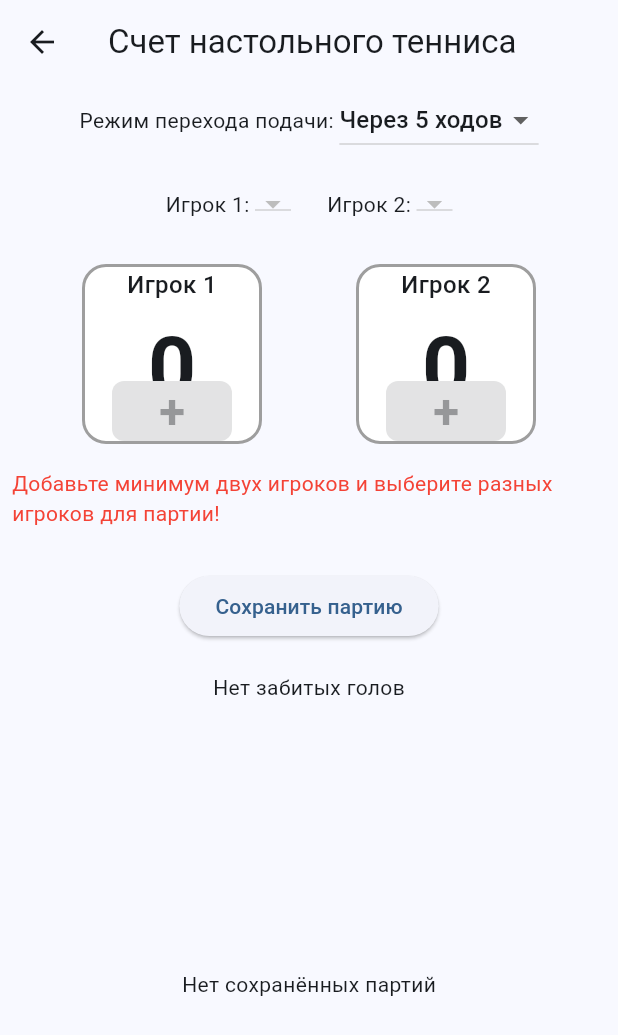
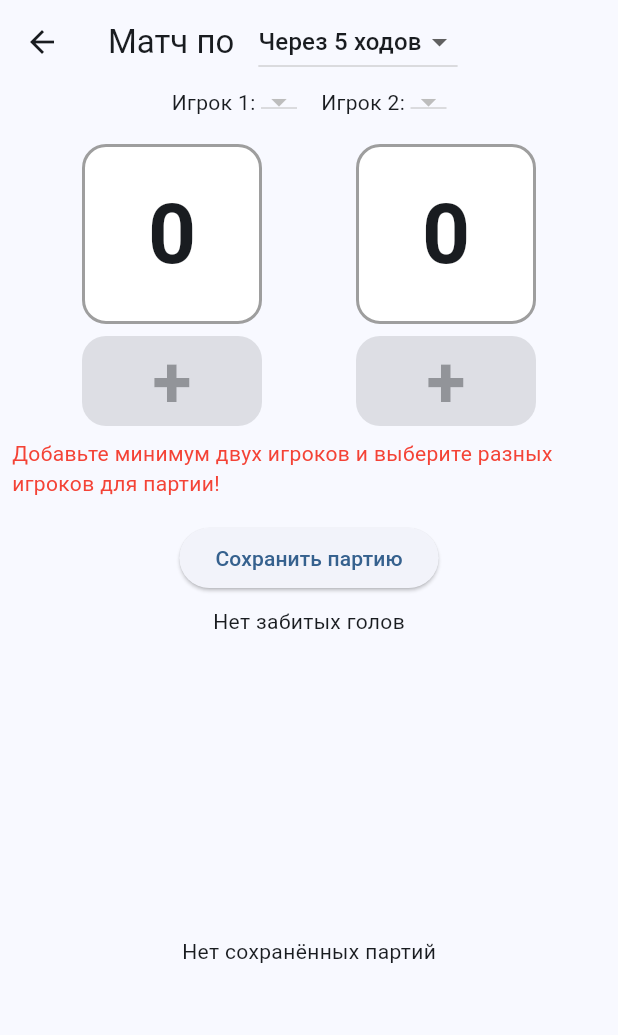
Before and after one commit to temenb/minipong, a Flutter app: the ScoreScreen screen opened directly, on a phone screen of 412 x 824 dp. Shown: the top 1035 px of the screen. Run offline on Flutter 3.47's test engine with Material 3 defaults, Android fonts, the phone set to English and light mode, and no system bars; our stand-ins replace shared_preferences; accounts and stored records are empty.

Commit message:
almost done

```diff
--- a/lib/main.dart
+++ b/lib/main.dart
@@ -1,6 +1,7 @@
 import 'package:flutter/material.dart';
 import 'package:shared_preferences/shared_preferences.dart';
 import 'dart:convert';
+import 'package:flutter/services.dart'; // добавлено для RawKeyboardListener и LogicalKeyboardKey
 
 void main() {
   runApp(const TableTennisScoreApp());
@@ -89,6 +90,7 @@ class _ScoreScreenState extends State<ScoreScreen> {
 
   final ScrollController goalsController = ScrollController();
   final ScrollController gamesController = ScrollController();
+  final FocusNode _focusNode = FocusNode();
 
   int servingPlayer = 1;
   int serveCount = 0;
@@ -179,7 +181,7 @@ class _ScoreScreenState extends State<ScoreScreen> {
       final tmp = selectedPlayer1;
       selectedPlayer1 = selectedPlayer2;
       selectedPlayer2 = tmp;
-      // Меняем номера подающего
+      // Мен��ем номера подающего
       servingPlayer = 1;
       serveCount = 0;
       // Меняем счет местами
@@ -224,6 +226,7 @@ class _ScoreScreenState extends State<ScoreScreen> {
   void dispose() {
     goalsController.dispose();
     gamesController.dispose();
+    _focusNode.dispose();
     super.dispose();
   }
 
@@ -237,19 +240,15 @@ class _ScoreScreenState extends State<ScoreScreen> {
     final rightScore = player2Score;
     return Scaffold(
       appBar: AppBar(
-        title: const Text('Счет настольного тенниса'),
         leading: IconButton(
           icon: const Icon(Icons.arrow_back),
           onPressed: () => Navigator.of(context).pop(),
         ),
-      ),
-      body: Column(
-        mainAxisAlignment: MainAxisAlignment.center,
+        title: Row(
+          mainAxisAlignment: MainAxisAlignment.start,
           children: [
-          Row(
-            mainAxisAlignment: MainAxisAlignment.center,
-            children: [
-              const Text('Режим перехода подачи: '),
+            const Text('Матч по'),
+            const SizedBox(width: 16),
             DropdownButton<int>(
               value: serveSwitchMode,
               items: const [
@@ -260,7 +259,22 @@ class _ScoreScreenState extends State<ScoreScreen> {
             ),
           ],
         ),
-          const SizedBox(height: 20),
+      ),
+      body: RawKeyboardListener(
+        focusNode: _focusNode,
+        autofocus: true,
+        onKey: (event) {
+          if (event is RawKeyDownEvent) {
+            if (event.isControlPressed || event.logicalKey == LogicalKeyboardKey.space) {
+              if (canPlay) addGoalToPlayer(1);
+            } else if (event.logicalKey == LogicalKeyboardKey.enter) {
+              if (canPlay) addGoalToPlayer(2);
+            }
+          }
+        },
+        child: Column(
+          mainAxisAlignment: MainAxisAlignment.center,
+          children: [
             Row(
               mainAxisAlignment: MainAxisAlignment.center,
               children: [
@@ -273,7 +287,7 @@ class _ScoreScreenState extends State<ScoreScreen> {
                     setState(() => selectedPlayer1 = v);
                   },
                 ),
-              const SizedBox(width: 24),
+                const SizedBox(width: 16),
                 const Text('Игрок 2: '),
                 DropdownButton<String>(
                   value: selectedPlayer2,
@@ -285,7 +299,7 @@ class _ScoreScreenState extends State<ScoreScreen> {
                 ),
               ],
             ),
-          const SizedBox(height: 20),
+            const SizedBox(height: 8), // уменьшено
             Row(
               mainAxisAlignment: MainAxisAlignment.spaceEvenly,
               children: [
@@ -298,12 +312,12 @@ class _ScoreScreenState extends State<ScoreScreen> {
                 padding: EdgeInsets.all(8.0),
                 child: Text('Добавьте минимум двух игроков и выберите разных игроков для партии!', style: TextStyle(color: Colors.red)),
               ),
-          const SizedBox(height: 20),
+            const SizedBox(height: 8), // уменьшено
             ElevatedButton(
               onPressed: saveCurrentGame,
               child: const Text('Сохранить партию'),
             ),
-          const SizedBox(height: 20),
+            const SizedBox(height: 8), // уменьшено
             Expanded(
               child: scoreLog.isEmpty
                   ? const Text('Нет забитых голов')
@@ -345,11 +359,14 @@ class _ScoreScreenState extends State<ScoreScreen> {
             ),
           ],
         ),
+      ),
     );
   }
 
   Widget scoreBox(String name, int score, {VoidCallback? onAddGoal}) {
-    return Container(
+    return Column(
+      children: [
+        Container(
           width: 120,
           height: 120,
           margin: const EdgeInsets.all(8),
@@ -358,17 +375,6 @@ class _ScoreScreenState extends State<ScoreScreen> {
             border: Border.all(color: Colors.grey, width: 2),
             borderRadius: BorderRadius.circular(16),
           ),
-      child: Column(
-        mainAxisAlignment: MainAxisAlignment.center,
-        children: [
-          Text(
-            name,
-            style: const TextStyle(fontSize: 16, fontWeight: FontWeight.w500),
-            maxLines: 1,
-            overflow: TextOverflow.ellipsis,
-          ),
-          const SizedBox(height: 4),
-          Expanded(
           child: Center(
             child: Text(
               '$score',
@@ -379,20 +385,19 @@ class _ScoreScreenState extends State<ScoreScreen> {
           ),
         ),
         SizedBox(
-            width: 80,
-            height: 40,
+          width: 120,
+          height: 60,
           child: ElevatedButton(
             onPressed: onAddGoal,
             style: ElevatedButton.styleFrom(
               padding: EdgeInsets.zero,
-                shape: RoundedRectangleBorder(borderRadius: BorderRadius.circular(8)),
-                textStyle: const TextStyle(fontSize: 32, fontWeight: FontWeight.bold),
+              shape: RoundedRectangleBorder(borderRadius: BorderRadius.circular(16)),
+              textStyle: const TextStyle(fontSize: 48, fontWeight: FontWeight.bold),
             ),
             child: const Text('+'),
           ),
         ),
       ],
-      ),
     );
   }
 }
```
Lines whose indentation alone changed are shown as unchanged.
